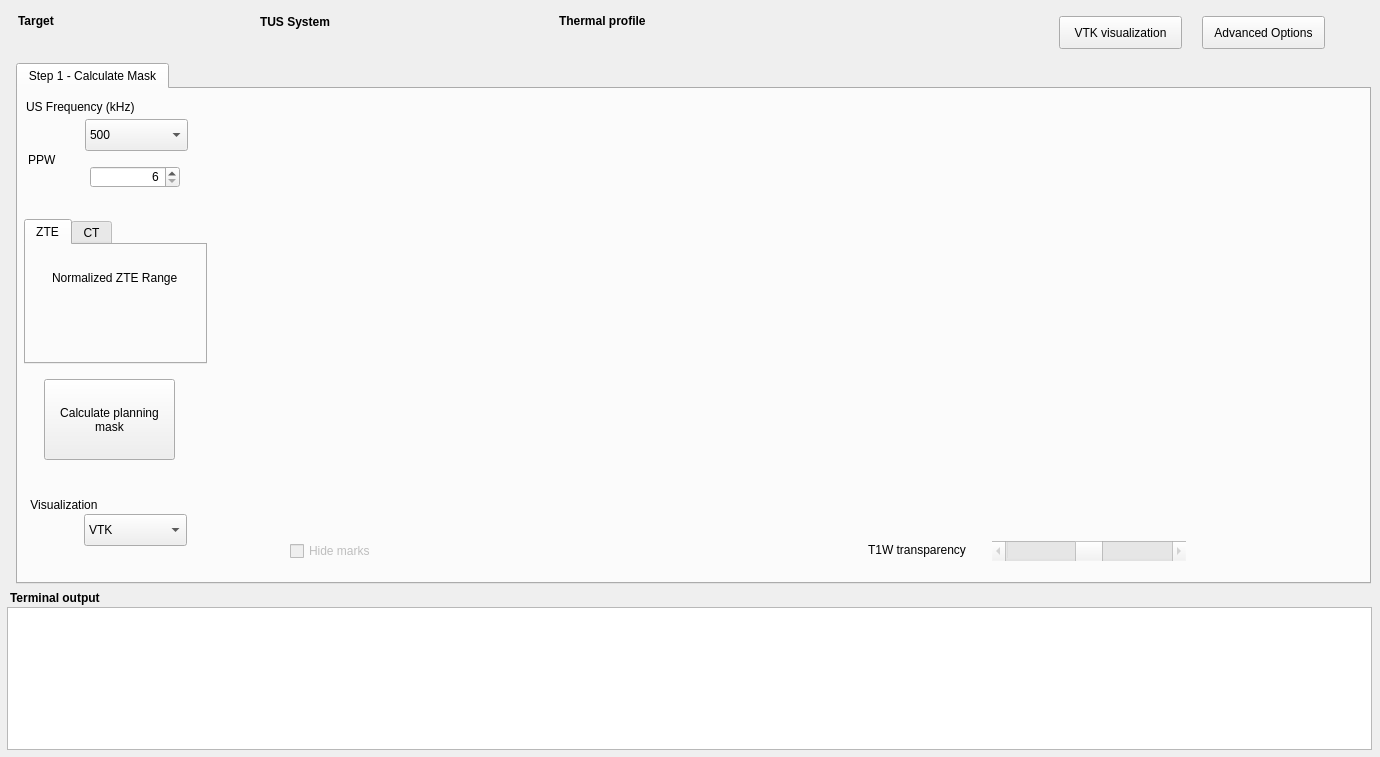
Old version of the form BabelBrain/form.ui in the repository acoreas/BabelBrain.
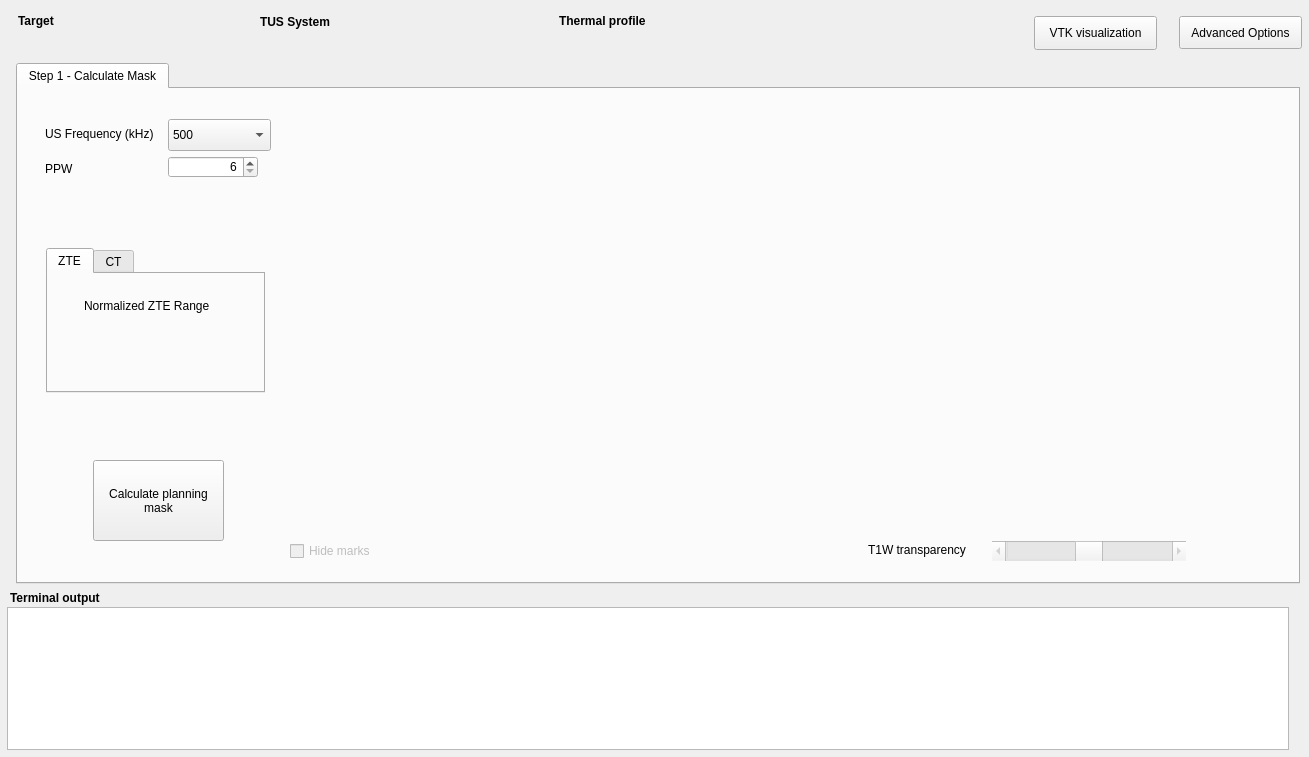
New version of the form. The open tabs and pages were chosen to show the change.

Commit message: back to old UI arrangements

Patch:
```diff
--- a/BabelBrain/form.ui
+++ b/BabelBrain/form.ui
@@ -6,7 +6,7 @@
    <rect>
     <x>0</x>
     <y>0</y>
-    <width>1380</width>
+    <width>1309</width>
     <height>757</height>
    </rect>
   </property>
@@ -61,7 +61,7 @@
     <rect>
      <x>16</x>
      <y>63</y>
-     <width>1355</width>
+     <width>1284</width>
      <height>521</height>
     </rect>
    </property>
@@ -75,7 +75,7 @@
     <widget class="QComboBox" name="USMaskkHzDropDown">
      <property name="geometry">
       <rect>
-       <x>67</x>
+       <x>150</x>
        <y>30</y>
        <width>103</width>
        <height>32</height>
@@ -93,8 +93,8 @@
     <widget class="QLabel" name="label_11">
      <property name="geometry">
       <rect>
-       <x>8</x>
-       <y>8</y>
+       <x>27</x>
+       <y>35</y>
        <width>120</width>
        <height>20</height>
       </rect>
@@ -106,10 +106,10 @@
     <widget class="QLabel" name="label_16">
      <property name="geometry">
       <rect>
-       <x>10</x>
-       <y>63</y>
-       <width>57</width>
-       <height>16</height>
+       <x>27</x>
+       <y>70</y>
+       <width>120</width>
+       <height>20</height>
       </rect>
      </property>
      <property name="text">
@@ -119,8 +119,8 @@
     <widget class="QDoubleSpinBox" name="USPPWSpinBox">
      <property name="geometry">
       <rect>
-       <x>72</x>
-       <y>77</y>
+       <x>150</x>
+       <y>67</y>
        <width>90</width>
        <height>22</height>
       </rect>
@@ -147,9 +147,9 @@
     <widget class="QWidget" name="USMask" native="true">
      <property name="geometry">
       <rect>
-       <x>201</x>
+       <x>260</x>
        <y>40</y>
-       <width>1136</width>
+       <width>1013</width>
        <height>400</height>
       </rect>
      </property>
@@ -157,8 +157,8 @@
     <widget class="QPushButton" name="CalculatePlanningMask">
      <property name="geometry">
       <rect>
-       <x>26</x>
-       <y>290</y>
+       <x>75</x>
+       <y>371</y>
        <width>131</width>
        <height>81</height>
       </rect>
@@ -177,9 +177,9 @@
     <widget class="QTabWidget" name="CTZTETabs">
      <property name="geometry">
       <rect>
-       <x>6</x>
-       <y>130</y>
-       <width>183</width>
+       <x>28</x>
+       <y>159</y>
+       <width>219</width>
        <height>145</height>
       </rect>
      </property>
@@ -198,7 +198,7 @@
         <rect>
          <x>12</x>
          <y>59</y>
-         <width>164</width>
+         <width>193</width>
          <height>40</height>
         </rect>
        </property>
@@ -207,9 +207,9 @@
       <widget class="QLabel" name="RangeLabel">
        <property name="geometry">
         <rect>
-         <x>26</x>
-         <y>25</y>
-         <width>137</width>
+         <x>36</x>
+         <y>24</y>
+         <width>165</width>
          <height>16</height>
         </rect>
        </property>
@@ -316,42 +316,6 @@
       <string>Hide marks</string>
      </property>
     </widget>
-    <widget class="QComboBox" name="VisualizationcomboBox">
-     <property name="geometry">
-      <rect>
-       <x>66</x>
-       <y>425</y>
-       <width>103</width>
-       <height>32</height>
-      </rect>
-     </property>
-     <item>
-      <property name="text">
-       <string>VTK</string>
-      </property>
-     </item>
-     <item>
-      <property name="text">
-       <string>Matplotlib</string>
-      </property>
-     </item>
-    </widget>
-    <widget class="QLabel" name="HULabel_2">
-     <property name="geometry">
-      <rect>
-       <x>0</x>
-       <y>406</y>
-       <width>92</width>
-       <height>20</height>
-      </rect>
-     </property>
-     <property name="text">
-      <string>Visualization</string>
-     </property>
-     <property name="alignment">
-      <set>Qt::AlignmentFlag::AlignCenter</set>
-     </property>
-    </widget>
    </widget>
   </widget>
   <widget class="QTextBrowser" name="outputTerminal">
@@ -359,7 +323,7 @@
     <rect>
      <x>7</x>
      <y>607</y>
-     <width>1365</width>
+     <width>1282</width>
      <height>143</height>
     </rect>
    </property>
@@ -468,7 +432,7 @@
   <widget class="QPushButton" name="AdvancedOptions">
    <property name="geometry">
     <rect>
-     <x>1202</x>
+     <x>1179</x>
      <y>16</y>
      <width>123</width>
      <height>33</height>
@@ -487,10 +451,10 @@
   <widget class="QPushButton" name="vtkVisualizationqPushButton">
    <property name="geometry">
     <rect>
-     <x>1059</x>
+     <x>1034</x>
      <y>16</y>
      <width>123</width>
-     <height>33</height>
+     <height>34</height>
     </rect>
    </property>
    <property name="autoFillBackground">
```
Left out of the diff: 8 changed lines with no effect on the pictures. The commit also changes 5 other files.
